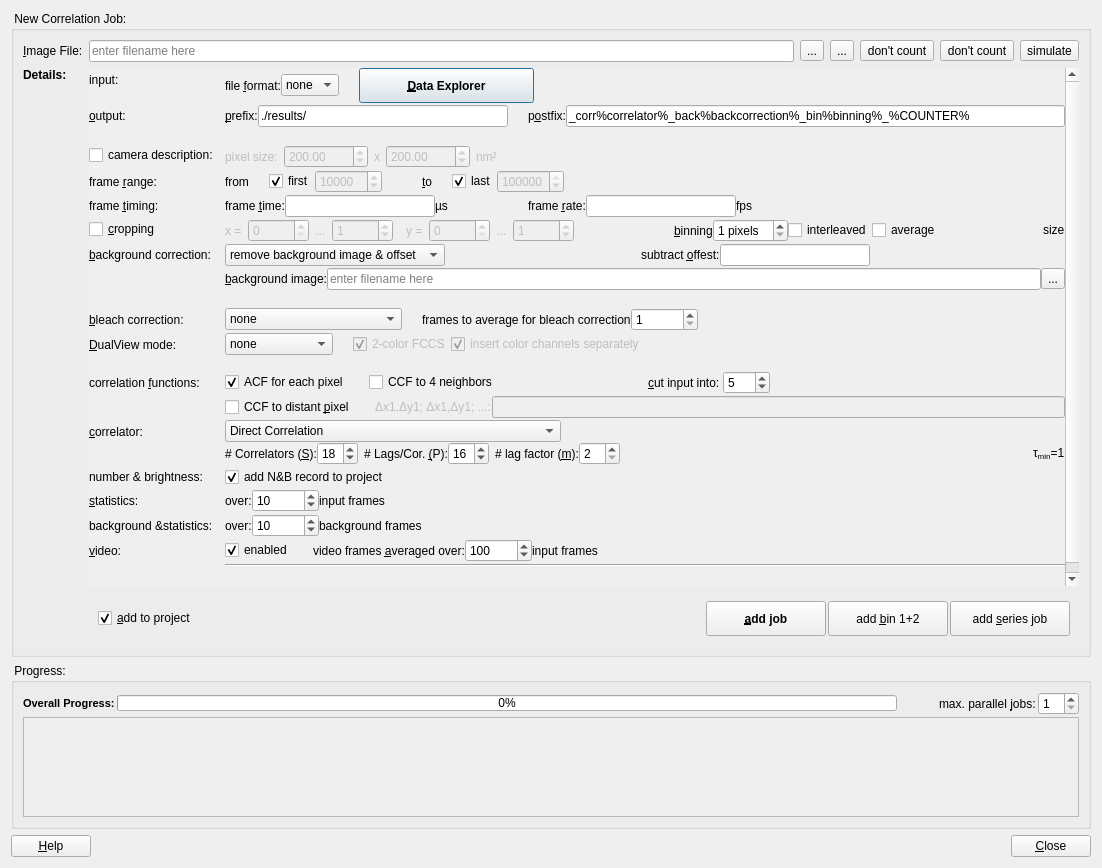
This is plugins/imagingfcs/qfrdrimagingfcscorrelationdialog.ui in jkriege2/QuickFit3 as Qt 5 draws it before an edit. The edited form follows.
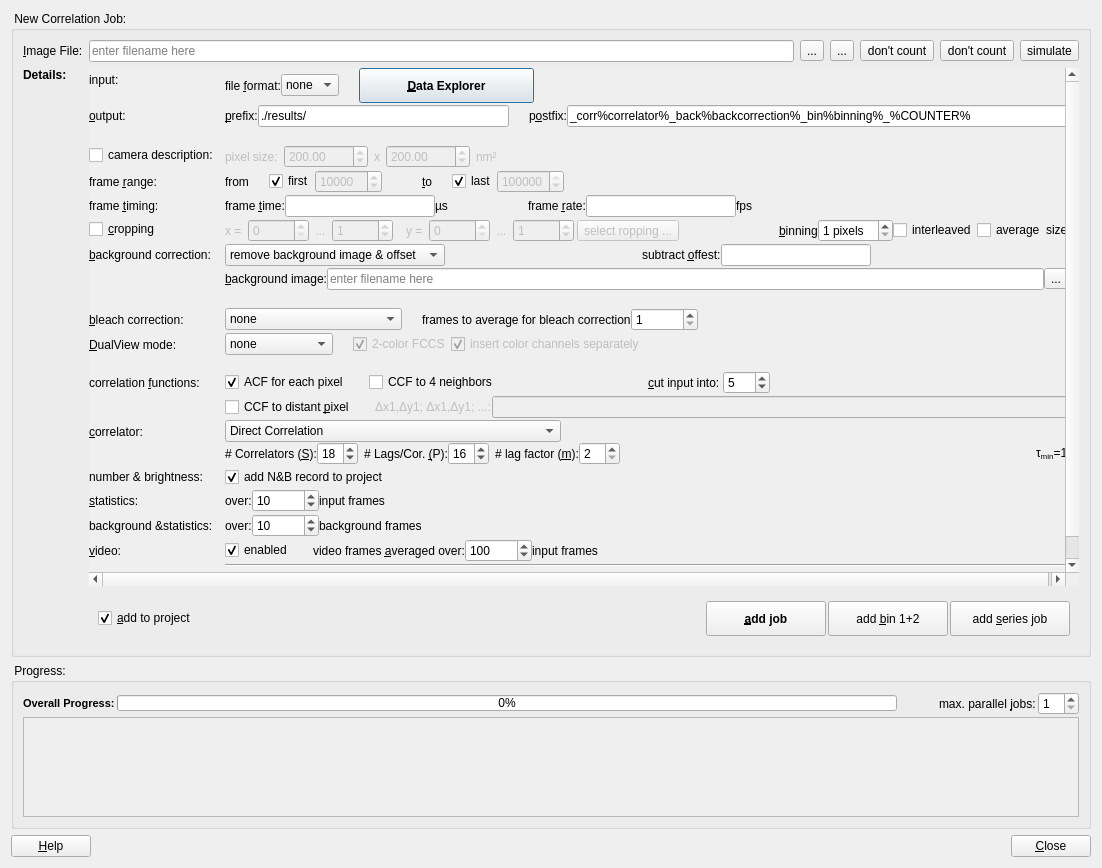
This is the edited form. Icons and pictures are not drawn. Custom widgets are drawn as their Qt base class.

Commit message: QuickFit3/imFCS:   - correlation dialog has a button with some preset croppings

The edit to the form file:
```diff
--- a/plugins/imagingfcs/qfrdrimagingfcscorrelationdialog.ui
+++ b/plugins/imagingfcs/qfrdrimagingfcscorrelationdialog.ui
@@ -880,6 +880,19 @@
                     </property>
                    </widget>
                   </item>
+                  <item>
+                   <widget class="QToolButton" name="btnSelCrop">
+                    <property name="text">
+                     <string>select ropping ...</string>
+                    </property>
+                    <property name="popupMode">
+                     <enum>QToolButton::InstantPopup</enum>
+                    </property>
+                    <property name="toolButtonStyle">
+                     <enum>Qt::ToolButtonTextOnly</enum>
+                    </property>
+                   </widget>
+                  </item>
                   <item>
                    <spacer name="horizontalSpacer_32">
                     <property name="orientation">
```
The commit also changes 3 other files.
